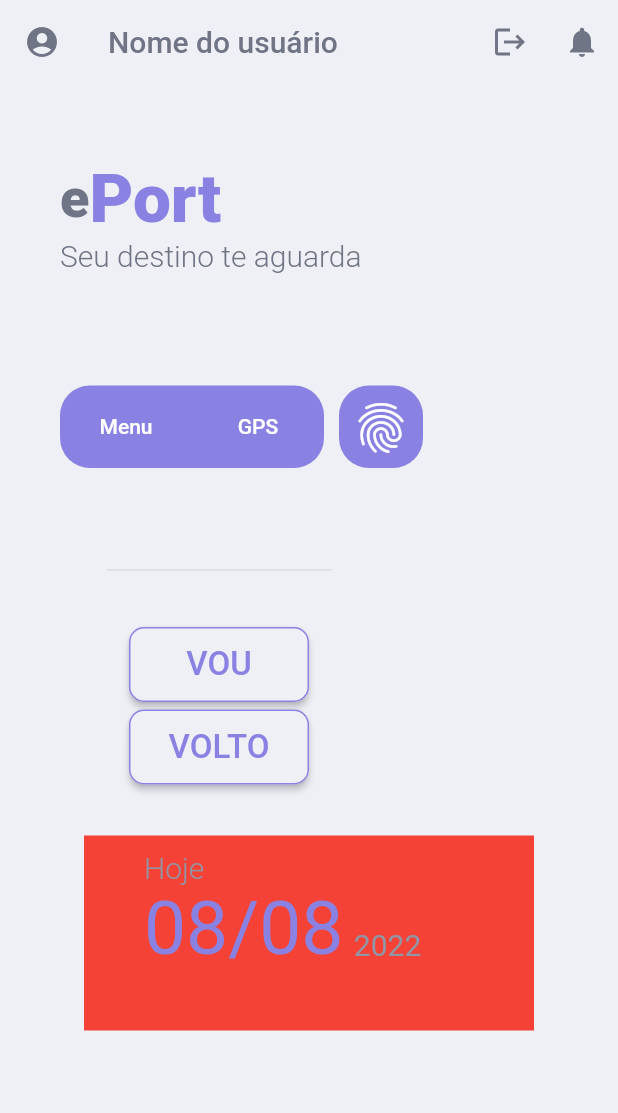
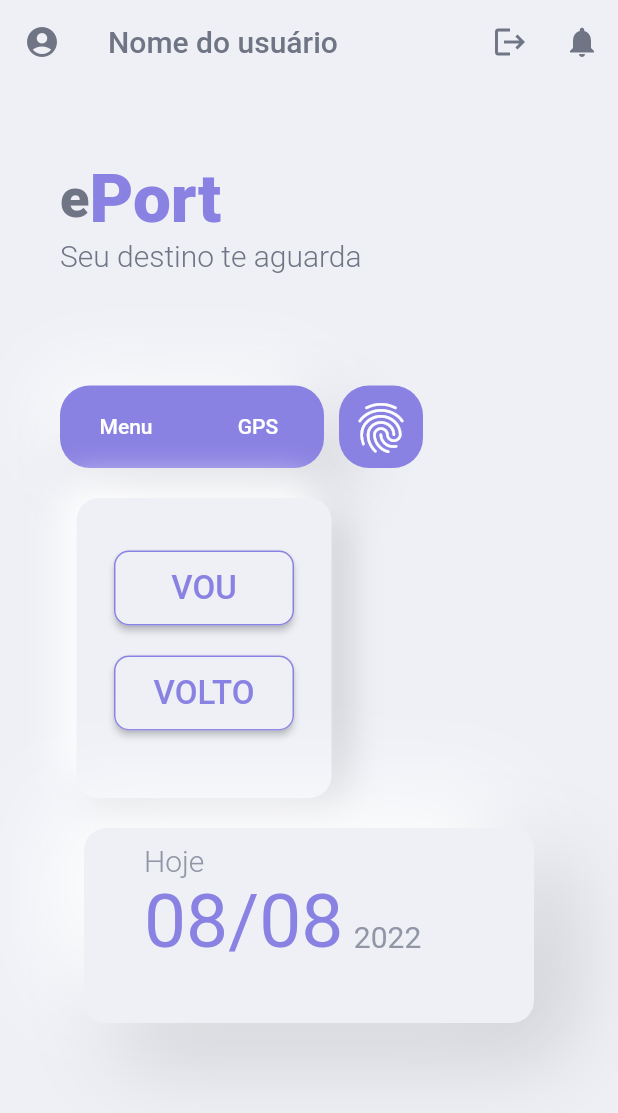
Before and after one commit to MaiconRMiosso/Projeto-Integrador, a Flutter app: the screen it shows after launch, on a phone screen of 412 x 824 dp. Shown: the top 1113 px of the screen. Run offline on Flutter 3.47's test engine with Material 2 defaults, Android fonts, the light colour scheme and no system bars; our stand-ins replace google_fonts; Roboto replaces fonts that are missing (Poppins).

Commit message:
alinhamento e efeitos sombra tela home alunos

```diff
--- a/lib/homeAluno.dart
+++ b/lib/homeAluno.dart
@@ -131,7 +131,24 @@ class _HomeAlunoState extends State<HomeAluno> {
                               height: 55,
                               decoration: BoxDecoration(
                                 color: Color(0xFF8A82E2),
-                                borderRadius: BorderRadius.circular(20),
+                                boxShadow: [
+                                  BoxShadow(
+                                    blurRadius: 40,
+                                    color: Color(0xffcaccd1),
+                                    offset: Offset(15, 15),
+                                  ),
+                                  BoxShadow(
+                                    blurRadius: 40,
+                                    color: Color(0xffffffff),
+                                    offset: Offset(-10, -10),
+                                  ),
+                                ],
+                                gradient: null,
+                                borderRadius: BorderRadius.all(
+                                  Radius.circular(
+                                    20,
+                                  ),
+                                ),
                               ),
                               child: Row(
                                 mainAxisSize: MainAxisSize.max,
@@ -177,21 +194,42 @@ class _HomeAlunoState extends State<HomeAluno> {
               ),
               Padding(
                 //box que está os botões de vou e volto
-                padding: EdgeInsetsDirectional.fromSTEB(0, 60, 120, 0),
+                padding: EdgeInsetsDirectional.fromSTEB(0, 20, 140, 0),
                 child: Container(
-                  width: 150,
-                  height: 180,
+                  width: 170,
+                  height: 200,
+                  decoration: BoxDecoration(
+                    color: Color(0xffeef0f6),
+                    boxShadow: [
+                      BoxShadow(
+                        blurRadius: 20,
+                        color: Color(0xffcaccd1),
+                        offset: Offset(10, 10),
+                      ),
+                      BoxShadow(
+                        blurRadius: 20,
+                        color: Color(0xffffffff),
+                        offset: Offset(-10, -10),
+                      ),
+                    ],
+                    gradient: null,
+                    borderRadius: BorderRadius.all(
+                      Radius.circular(
+                        15,
+                      ),
+                    ),
+                  ),
                   child: Column(
                     mainAxisSize: MainAxisSize.max,
                     children: [
-                      Divider(),
                       Padding(
-                        padding: EdgeInsetsDirectional.fromSTEB(0, 30, 0, 0),
+                        padding: EdgeInsetsDirectional.fromSTEB(0, 35, 0, 0),
                         child: ElevatedButton(
                             child: Text(
                               "VOU",
                               style: TextStyle(
                                   fontSize: 22,
+                                  fontFamily: 'Poppins',
                                   color: Color(0xFF8A82E2),
                                   fontWeight: FontWeight.w500),
                             ),
@@ -210,12 +248,13 @@ class _HomeAlunoState extends State<HomeAluno> {
                             )),
                       ),
                       Padding(
-                        padding: EdgeInsetsDirectional.fromSTEB(0, 5, 0, 0),
+                        padding: EdgeInsetsDirectional.fromSTEB(0, 20, 0, 0),
                         child: ElevatedButton(
                             child: Text(
                               "VOLTO",
                               style: TextStyle(
                                   fontSize: 22,
+                                  fontFamily: 'Poppins',
                                   color: Color(0xFF8A82E2),
                                   fontWeight: FontWeight.w500),
                             ),
@@ -239,11 +278,37 @@ class _HomeAlunoState extends State<HomeAluno> {
               ),
               Padding(
                 //box fo dia e data de "hj"
-                padding: EdgeInsetsDirectional.fromSTEB(0, 5, 0, 0),
+                padding: EdgeInsetsDirectional.fromSTEB(0, 20, 0, 0),
                 child: Container(
                   width: 300,
                   height: 130,
-                  decoration: BoxDecoration(color: Colors.red),
+                  decoration: BoxDecoration(
+                    color: Color(0xffeef0f6),
+                    boxShadow: [
+                      BoxShadow(
+                        blurRadius: 50,
+                        color: Color(0xffcaccd1),
+                        offset: Offset(
+                          22,
+                          22,
+                        ),
+                      ),
+                      BoxShadow(
+                        blurRadius: 50,
+                        color: Color(0xffffffff),
+                        offset: Offset(
+                          -22,
+                          -22,
+                        ),
+                      ),
+                    ],
+                    gradient: null,
+                    borderRadius: BorderRadius.all(
+                      Radius.circular(
+                        15,
+                      ),
+                    ),
+                  ),
                   child: Column(
                     mainAxisSize: MainAxisSize.max,
                     children: [
```
Also changed, not shown: 1 other file.
